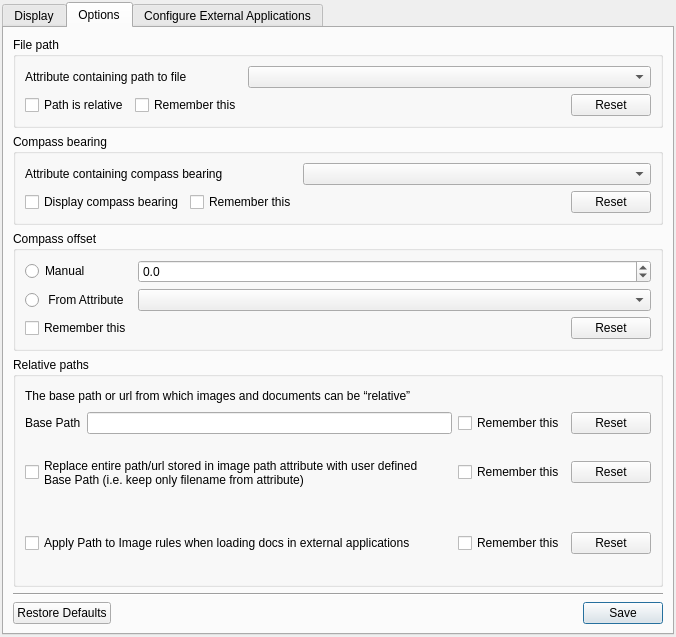
sourcepole/qgis, file qgis/src/plugins/evis/ui/evisgenericeventbrowserguibase.ui: the form before one commit.
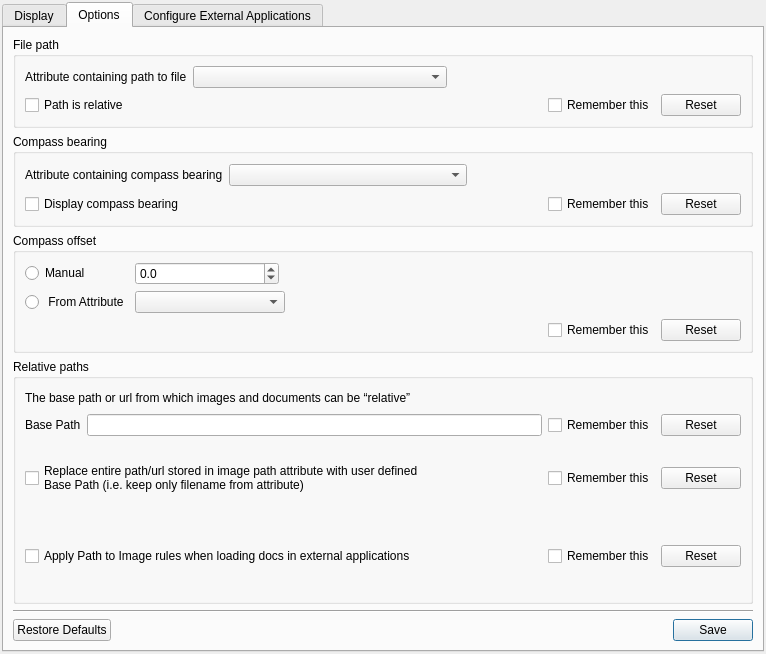
The form after the commit. The open tabs and pages were chosen to show the change. Icons and pictures are not drawn. Custom widgets are drawn as their Qt base class.

Commit message: -Fixed layout bug in the eVis event browser and tidied up the options tab, no strings added or deleted -Closes ticket 2215

Patch:
```diff
--- a/qgis/src/plugins/evis/ui/evisgenericeventbrowserguibase.ui
+++ b/qgis/src/plugins/evis/ui/evisgenericeventbrowserguibase.ui
@@ -1,12 +1,12 @@
 <ui version="4.0" >
  <class>eVisGenericEventBrowserGuiBase</class>
- <widget class="QDialog" name="eVisGenericEventBrowserGuiBase" >
-  <property name="geometry" >
+ <widget class="QDialog" name="eVisGenericEventBrowserGuiBase">
+  <property name="geometry">
    <rect>
     <x>0</x>
     <y>0</y>
-    <width>676</width>
-    <height>637</height>
+    <width>766</width>
+    <height>654</height>
    </rect>
   </property>
   <property name="windowTitle" >
@@ -15,17 +15,8 @@
   <property name="windowIcon" >
    <iconset resource="../resources/evis.qrc" >:/evis/eVisEventBrowser.png</iconset>
   </property>
-  <layout class="QVBoxLayout" >
-   <property name="leftMargin" >
-    <number>2</number>
-   </property>
-   <property name="topMargin" >
-    <number>2</number>
-   </property>
-   <property name="rightMargin" >
-    <number>2</number>
-   </property>
-   <property name="bottomMargin" >
+  <layout class="QVBoxLayout">
+   <property name="margin">
     <number>2</number>
    </property>
    <item>
@@ -146,29 +137,35 @@
       <attribute name="title" >
        <string>Options</string>
       </attribute>
-      <layout class="QGridLayout" >
-       <item row="0" column="0" >
-        <widget class="QGroupBox" name="groupBox_2" >
-         <property name="title" >
+      <layout class="QGridLayout">
+       <item row="0" column="0">
+        <widget class="QGroupBox" name="groupBox_2">
+         <property name="title">
           <string>File path</string>
          </property>
-         <layout class="QGridLayout" >
-          <item row="0" column="0" colspan="2" >
-           <widget class="QLabel" name="label" >
-            <property name="text" >
+         <layout class="QGridLayout" name="gridLayout_2">
+          <item row="0" column="0" colspan="2">
+           <widget class="QLabel" name="label">
+            <property name="text">
              <string>Attribute containing path to file</string>
             </property>
            </widget>
           </item>
-          <item row="0" column="2" colspan="2" >
-           <widget class="QComboBox" name="cboxEventImagePathField" >
-            <property name="sizePolicy" >
-             <sizepolicy vsizetype="Fixed" hsizetype="Expanding" >
+          <item row="0" column="2">
+           <widget class="QComboBox" name="cboxEventImagePathField">
+            <property name="sizePolicy">
+             <sizepolicy hsizetype="Expanding" vsizetype="Fixed">
               <horstretch>0</horstretch>
               <verstretch>0</verstretch>
              </sizepolicy>
             </property>
-            <property name="toolTip" >
+            <property name="minimumSize">
+             <size>
+              <width>150</width>
+              <height>0</height>
+             </size>
+            </property>
+            <property name="toolTip">
              <string/>
             </property>
             <property name="whatsThis" >
@@ -176,9 +173,22 @@
             </property>
            </widget>
           </item>
-          <item row="1" column="0" >
-           <widget class="QCheckBox" name="chkboxEventImagePathRelative" >
-            <property name="toolTip" >
+          <item row="0" column="3" colspan="3">
+           <spacer name="horizontalSpacer_2">
+            <property name="orientation">
+             <enum>Qt::Horizontal</enum>
+            </property>
+            <property name="sizeHint" stdset="0">
+             <size>
+              <width>288</width>
+              <height>20</height>
+             </size>
+            </property>
+           </spacer>
+          </item>
+          <item row="1" column="0">
+           <widget class="QCheckBox" name="chkboxEventImagePathRelative">
+            <property name="toolTip">
              <string/>
             </property>
             <property name="whatsThis" >
@@ -189,23 +199,7 @@
             </property>
            </widget>
           </item>
-          <item row="1" column="1" >
-           <widget class="QCheckBox" name="chkboxSaveEventImagePathData" >
-            <property name="toolTip" >
-             <string/>
-            </property>
-            <property name="whatsThis" >
-             <string>If checked, the relative path values will be saved for the next session.</string>
-            </property>
-            <property name="layoutDirection" >
-             <enum>Qt::LeftToRight</enum>
-            </property>
-            <property name="text" >
-             <string>Remember this</string>
-            </property>
-           </widget>
-          </item>
-          <item row="1" column="2" >
+          <item row="1" column="1" colspan="3">
            <spacer>
             <property name="orientation" >
              <enum>Qt::Horizontal</enum>
@@ -218,10 +212,26 @@
             </property>
            </spacer>
           </item>
-          <item row="1" column="3" >
-           <widget class="QPushButton" name="pbtnResetEventImagePathData" >
-            <property name="sizePolicy" >
-             <sizepolicy vsizetype="Fixed" hsizetype="Fixed" >
+          <item row="1" column="4">
+           <widget class="QCheckBox" name="chkboxSaveEventImagePathData">
+            <property name="toolTip">
+             <string/>
+            </property>
+            <property name="whatsThis">
+             <string>If checked, the relative path values will be saved for the next session.</string>
+            </property>
+            <property name="layoutDirection">
+             <enum>Qt::LeftToRight</enum>
+            </property>
+            <property name="text">
+             <string>Remember this</string>
+            </property>
+           </widget>
+          </item>
+          <item row="1" column="5">
+           <widget class="QPushButton" name="pbtnResetEventImagePathData">
+            <property name="sizePolicy">
+             <sizepolicy hsizetype="Fixed" vsizetype="Fixed">
               <horstretch>0</horstretch>
               <verstretch>0</verstretch>
              </sizepolicy>
@@ -252,28 +262,34 @@
          </layout>
         </widget>
        </item>
-       <item row="1" column="0" >
-        <widget class="QGroupBox" name="groupBox_3" >
-         <property name="title" >
+       <item row="1" column="0">
+        <widget class="QGroupBox" name="groupBox_3">
+         <property name="title">
           <string>Compass bearing</string>
          </property>
-         <layout class="QGridLayout" >
-          <item row="0" column="0" colspan="2" >
-           <widget class="QLabel" name="label_5" >
-            <property name="text" >
+         <layout class="QGridLayout" name="gridLayout_3">
+          <item row="0" column="0">
+           <widget class="QLabel" name="label_5">
+            <property name="text">
              <string>Attribute containing compass bearing</string>
             </property>
            </widget>
           </item>
-          <item row="0" column="2" colspan="2" >
-           <widget class="QComboBox" name="cboxCompassBearingField" >
-            <property name="sizePolicy" >
-             <sizepolicy vsizetype="Fixed" hsizetype="Expanding" >
+          <item row="0" column="1">
+           <widget class="QComboBox" name="cboxCompassBearingField">
+            <property name="sizePolicy">
+             <sizepolicy hsizetype="Expanding" vsizetype="Fixed">
               <horstretch>0</horstretch>
               <verstretch>0</verstretch>
              </sizepolicy>
             </property>
-            <property name="toolTip" >
+            <property name="minimumSize">
+             <size>
+              <width>150</width>
+              <height>0</height>
+             </size>
+            </property>
+            <property name="toolTip">
              <string/>
             </property>
             <property name="whatsThis" >
@@ -281,9 +297,22 @@
             </property>
            </widget>
           </item>
-          <item row="1" column="0" >
-           <widget class="QCheckBox" name="chkboxDisplayCompassBearing" >
-            <property name="toolTip" >
+          <item row="0" column="2" colspan="3">
+           <spacer name="horizontalSpacer_3">
+            <property name="orientation">
+             <enum>Qt::Horizontal</enum>
+            </property>
+            <property name="sizeHint" stdset="0">
+             <size>
+              <width>268</width>
+              <height>24</height>
+             </size>
+            </property>
+           </spacer>
+          </item>
+          <item row="1" column="0">
+           <widget class="QCheckBox" name="chkboxDisplayCompassBearing">
+            <property name="toolTip">
              <string/>
             </property>
             <property name="whatsThis" >
@@ -294,23 +323,7 @@
             </property>
            </widget>
           </item>
-          <item row="1" column="1" >
-           <widget class="QCheckBox" name="chkboxSaveCompassBearingData" >
-            <property name="toolTip" >
-             <string/>
-            </property>
-            <property name="whatsThis" >
-             <string>If checked, the Display Compass Bearing values will be saved for the next session.</string>
-            </property>
-            <property name="layoutDirection" >
-             <enum>Qt::LeftToRight</enum>
-            </property>
-            <property name="text" >
-             <string>Remember this</string>
-            </property>
-           </widget>
-          </item>
-          <item row="1" column="2" >
+          <item row="1" column="1" colspan="2">
            <spacer>
             <property name="orientation" >
              <enum>Qt::Horizontal</enum>
@@ -323,10 +336,26 @@
             </property>
            </spacer>
           </item>
-          <item row="1" column="3" >
-           <widget class="QPushButton" name="pbtnResetCompassBearingData" >
-            <property name="sizePolicy" >
-             <sizepolicy vsizetype="Fixed" hsizetype="Fixed" >
+          <item row="1" column="3">
+           <widget class="QCheckBox" name="chkboxSaveCompassBearingData">
+            <property name="toolTip">
+             <string/>
+            </property>
+            <property name="whatsThis">
+             <string>If checked, the Display Compass Bearing values will be saved for the next session.</string>
+            </property>
+            <property name="layoutDirection">
+             <enum>Qt::LeftToRight</enum>
+            </property>
+            <property name="text">
+             <string>Remember this</string>
+            </property>
+           </widget>
+          </item>
+          <item row="1" column="4">
+           <widget class="QPushButton" name="pbtnResetCompassBearingData">
+            <property name="sizePolicy">
+             <sizepolicy hsizetype="Fixed" vsizetype="Fixed">
               <horstretch>0</horstretch>
               <verstretch>0</verstretch>
              </sizepolicy>
@@ -354,15 +383,15 @@
          </layout>
         </widget>
        </item>
-       <item row="2" column="0" >
-        <widget class="QGroupBox" name="groupBox" >
-         <property name="title" >
+       <item row="2" column="0">
+        <widget class="QGroupBox" name="groupBox">
+         <property name="title">
           <string>Compass offset</string>
          </property>
-         <layout class="QGridLayout" >
-          <item row="0" column="0" >
-           <widget class="QRadioButton" name="rbtnManualCompassOffset" >
-            <property name="toolTip" >
+         <layout class="QGridLayout" name="gridLayout_4">
+          <item row="0" column="0">
+           <widget class="QRadioButton" name="rbtnManualCompassOffset">
+            <property name="toolTip">
              <string/>
             </property>
             <property name="whatsThis" >
@@ -373,10 +402,10 @@
             </property>
            </widget>
           </item>
-          <item row="0" column="1" colspan="2" >
-           <widget class="QDoubleSpinBox" name="dsboxCompassOffset" >
-            <property name="sizePolicy" >
-             <sizepolicy vsizetype="Fixed" hsizetype="Expanding" >
+          <item row="0" column="1">
+           <widget class="QDoubleSpinBox" name="dsboxCompassOffset">
+            <property name="sizePolicy">
+             <sizepolicy hsizetype="Expanding" vsizetype="Fixed">
               <horstretch>0</horstretch>
               <verstretch>0</verstretch>
              </sizepolicy>
@@ -401,9 +430,22 @@
             </property>
            </widget>
           </item>
-          <item row="1" column="0" >
-           <widget class="QRadioButton" name="rbtnAttributeCompassOffset" >
-            <property name="toolTip" >
+          <item row="0" column="2" colspan="4">
+           <spacer name="horizontalSpacer_5">
+            <property name="orientation">
+             <enum>Qt::Horizontal</enum>
+            </property>
+            <property name="sizeHint" stdset="0">
+             <size>
+              <width>430</width>
+              <height>20</height>
+             </size>
+            </property>
+           </spacer>
+          </item>
+          <item row="1" column="0">
+           <widget class="QRadioButton" name="rbtnAttributeCompassOffset">
+            <property name="toolTip">
              <string/>
             </property>
             <property name="whatsThis" >
@@ -414,15 +456,21 @@
             </property>
            </widget>
           </item>
-          <item row="1" column="1" colspan="2" >
-           <widget class="QComboBox" name="cboxCompassOffsetField" >
-            <property name="sizePolicy" >
-             <sizepolicy vsizetype="Fixed" hsizetype="Expanding" >
+          <item row="1" column="1" colspan="2">
+           <widget class="QComboBox" name="cboxCompassOffsetField">
+            <property name="sizePolicy">
+             <sizepolicy hsizetype="Expanding" vsizetype="Fixed">
               <horstretch>0</horstretch>
               <verstretch>0</verstretch>
              </sizepolicy>
             </property>
-            <property name="toolTip" >
+            <property name="minimumSize">
+             <size>
+              <width>150</width>
+              <height>0</height>
+             </size>
+            </property>
+            <property name="toolTip">
              <string/>
             </property>
             <property name="whatsThis" >
@@ -430,23 +478,20 @@
             </property>
            </widget>
           </item>
-          <item row="2" column="0" >
-           <widget class="QCheckBox" name="chkboxSaveCompassOffsetData" >
-            <property name="toolTip" >
-             <string/>
+          <item row="1" column="3" colspan="3">
+           <spacer name="horizontalSpacer_4">
+            <property name="orientation">
+             <enum>Qt::Horizontal</enum>
             </property>
-            <property name="whatsThis" >
-             <string>If checked, the compass offset values will be saved for the next session.</string>
+            <property name="sizeHint" stdset="0">
+             <size>
+              <width>424</width>
+              <height>20</height>
+             </size>
             </property>
-            <property name="layoutDirection" >
-             <enum>Qt::LeftToRight</enum>
-            </property>
-            <property name="text" >
-             <string>Remember this</string>
-            </property>
-           </widget>
+           </spacer>
           </item>
-          <item row="2" column="1" >
+          <item row="2" column="3">
            <spacer>
             <property name="orientation" >
              <enum>Qt::Horizontal</enum>
@@ -459,10 +504,26 @@
             </property>
            </spacer>
           </item>
-          <item row="2" column="2" >
-           <widget class="QPushButton" name="pbtnResetCompassOffsetData" >
-            <property name="sizePolicy" >
-             <sizepolicy vsizetype="Fixed" hsizetype="Fixed" >
+          <item row="2" column="4">
+           <widget class="QCheckBox" name="chkboxSaveCompassOffsetData">
+            <property name="toolTip">
+             <string/>
+            </property>
+            <property name="whatsThis">
+             <string>If checked, the compass offset values will be saved for the next session.</string>
+            </property>
+            <property name="layoutDirection">
+             <enum>Qt::LeftToRight</enum>
+            </property>
+            <property name="text">
+             <string>Remember this</string>
+            </property>
+           </widget>
+          </item>
+          <item row="2" column="5">
+           <widget class="QPushButton" name="pbtnResetCompassOffsetData">
+            <property name="sizePolicy">
+             <sizepolicy hsizetype="Fixed" vsizetype="Fixed">
               <horstretch>0</horstretch>
               <verstretch>0</verstretch>
              </sizepolicy>
@@ -490,20 +551,20 @@
          </layout>
         </widget>
        </item>
-       <item row="3" column="0" >
-        <widget class="QGroupBox" name="groupBox_4" >
-         <property name="title" >
+       <item row="3" column="0">
+        <widget class="QGroupBox" name="groupBox_4">
+         <property name="title">
           <string>Relative paths</string>
          </property>
-         <layout class="QGridLayout" >
-          <item row="0" column="0" colspan="3" >
-           <widget class="QLabel" name="label_4" >
-            <property name="text" >
+         <layout class="QGridLayout">
+          <item row="0" column="0" colspan="3">
+           <widget class="QLabel" name="label_4">
+            <property name="text">
              <string>The base path or url from which images and documents can be “relative”</string>
             </property>
            </widget>
           </item>
-          <item row="0" column="3" colspan="2" >
+          <item row="0" column="3" colspan="2">
            <spacer>
             <property name="orientation" >
              <enum>Qt::Horizontal</enum>
@@ -516,17 +577,17 @@
             </property>
            </spacer>
           </item>
-          <item row="1" column="0" >
-           <widget class="QLabel" name="label_2" >
-            <property name="text" >
+          <item row="1" column="0">
+           <widget class="QLabel" name="label_2">
+            <property name="text">
              <string>Base Path</string>
             </property>
            </widget>
           </item>
-          <item row="1" column="1" >
-           <widget class="QLineEdit" name="leBasePath" >
-            <property name="sizePolicy" >
-             <sizepolicy vsizetype="Fixed" hsizetype="Expanding" >
+          <item row="1" column="1">
+           <widget class="QLineEdit" name="leBasePath">
+            <property name="sizePolicy">
+             <sizepolicy hsizetype="Expanding" vsizetype="Fixed">
               <horstretch>10</horstretch>
               <verstretch>0</verstretch>
              </sizepolicy>
@@ -539,9 +600,9 @@
             </property>
            </widget>
           </item>
-          <item row="1" column="2" colspan="2" >
-           <widget class="QCheckBox" name="chkboxSaveBasePathData" >
-            <property name="toolTip" >
+          <item row="1" column="2" colspan="2">
+           <widget class="QCheckBox" name="chkboxSaveBasePathData">
+            <property name="toolTip">
              <string/>
             </property>
             <property name="whatsThis" >
@@ -555,10 +616,10 @@
             </property>
            </widget>
           </item>
-          <item row="1" column="4" >
-           <widget class="QPushButton" name="pbtnResetBasePathData" >
-            <property name="sizePolicy" >
-             <sizepolicy vsizetype="Fixed" hsizetype="Fixed" >
+          <item row="1" column="4">
+           <widget class="QPushButton" name="pbtnResetBasePathData">
+            <property name="sizePolicy">
+             <sizepolicy hsizetype="Fixed" vsizetype="Fixed">
               <horstretch>0</horstretch>
               <verstretch>0</verstretch>
              </sizepolicy>
@@ -583,10 +644,10 @@
             </property>
            </widget>
           </item>
-          <item row="2" column="0" colspan="2" >
-           <widget class="QCheckBox" name="chkboxUseOnlyFilename" >
-            <property name="sizePolicy" >
-             <sizepolicy vsizetype="MinimumExpanding" hsizetype="Minimum" >
+          <item row="2" column="0" colspan="2">
+           <widget class="QCheckBox" name="chkboxUseOnlyFilename">
+            <property name="sizePolicy">
+             <sizepolicy hsizetype="Minimum" vsizetype="MinimumExpanding">
               <horstretch>0</horstretch>
               <verstretch>0</verstretch>
              </sizepolicy>
@@ -603,9 +664,9 @@
             </property>
            </widget>
           </item>
-          <item row="2" column="2" colspan="2" >
-           <widget class="QCheckBox" name="chkboxSaveUseOnlyFilenameData" >
-            <property name="toolTip" >
+          <item row="2" column="2" colspan="2">
+           <widget class="QCheckBox" name="chkboxSaveUseOnlyFilenameData">
+            <property name="toolTip">
              <string/>
             </property>
             <property name="whatsThis" >
@@ -619,10 +680,10 @@
             </property>
            </widget>
           </item>
-          <item row="2" column="4" >
-           <widget class="QPushButton" name="pbtnResetUseOnlyFilenameData" >
-            <property name="sizePolicy" >
-             <sizepolicy vsizetype="Fixed" hsizetype="Fixed" >
+          <item row="2" column="4">
+           <widget class="QPushButton" name="pbtnResetUseOnlyFilenameData">
+            <property name="sizePolicy">
+             <sizepolicy hsizetype="Fixed" vsizetype="Fixed">
               <horstretch>0</horstretch>
               <verstretch>0</verstretch>
              </sizepolicy>
@@ -647,10 +708,10 @@
             </property>
            </widget>
           </item>
-          <item row="3" column="0" colspan="2" >
-           <widget class="QCheckBox" name="chkboxApplyPathRulesToDocs" >
-            <property name="sizePolicy" >
-             <sizepolicy vsizetype="MinimumExpanding" hsizetype="Minimum" >
+          <item row="3" column="0" colspan="2">
+           <widget class="QCheckBox" name="chkboxApplyPathRulesToDocs">
+            <property name="sizePolicy">
+             <sizepolicy hsizetype="Minimum" vsizetype="MinimumExpanding">
               <horstretch>0</horstretch>
               <verstretch>0</verstretch>
              </sizepolicy>
@@ -666,9 +727,9 @@
             </property>
            </widget>
           </item>
-          <item row="3" column="2" colspan="2" >
-           <widget class="QCheckBox" name="chkboxSaveApplyPathRulesToDocs" >
-            <property name="toolTip" >
+          <item row="3" column="2" colspan="2">
+           <widget class="QCheckBox" name="chkboxSaveApplyPathRulesToDocs">
+            <property name="toolTip">
              <string/>
             </property>
             <property name="whatsThis" >
@@ -682,10 +743,10 @@
             </property>
            </widget>
           </item>
-          <item row="3" column="4" >
-           <widget class="QPushButton" name="pbtnResetApplyPathRulesToDocs" >
-            <property name="sizePolicy" >
-             <sizepolicy vsizetype="Fixed" hsizetype="Fixed" >
+          <item row="3" column="4">
+           <widget class="QPushButton" name="pbtnResetApplyPathRulesToDocs">
+            <property name="sizePolicy">
+             <sizepolicy hsizetype="Fixed" vsizetype="Fixed">
               <horstretch>0</horstretch>
               <verstretch>0</verstretch>
              </sizepolicy>
@@ -713,23 +774,23 @@
          </layout>
         </widget>
        </item>
-       <item row="4" column="0" >
-        <widget class="Line" name="line" >
-         <property name="orientation" >
+       <item row="4" column="0">
+        <widget class="Line" name="line">
+         <property name="orientation">
           <enum>Qt::Horizontal</enum>
          </property>
         </widget>
        </item>
-       <item row="5" column="0" >
-        <widget class="QDialogButtonBox" name="buttonboxOptions" >
-         <property name="toolTip" >
+       <item row="5" column="0">
+        <widget class="QDialogButtonBox" name="buttonboxOptions">
+         <property name="toolTip">
           <string/>
          </property>
          <property name="whatsThis" >
           <string>Clicking on Save will save the settings without closing the Options pane. Clicking on Restore Defaults will reset all of the fields to their default settings. It has the same effect as clicking all of the “Reset to default” buttons. </string>
          </property>
-         <property name="standardButtons" >
-          <set>QDialogButtonBox::NoButton|QDialogButtonBox::RestoreDefaults|QDialogButtonBox::Save</set>
+         <property name="standardButtons">
+          <set>QDialogButtonBox::RestoreDefaults|QDialogButtonBox::Save</set>
          </property>
         </widget>
        </item>
```
Left out of the diff: 367 changed lines with no effect on the pictures.
